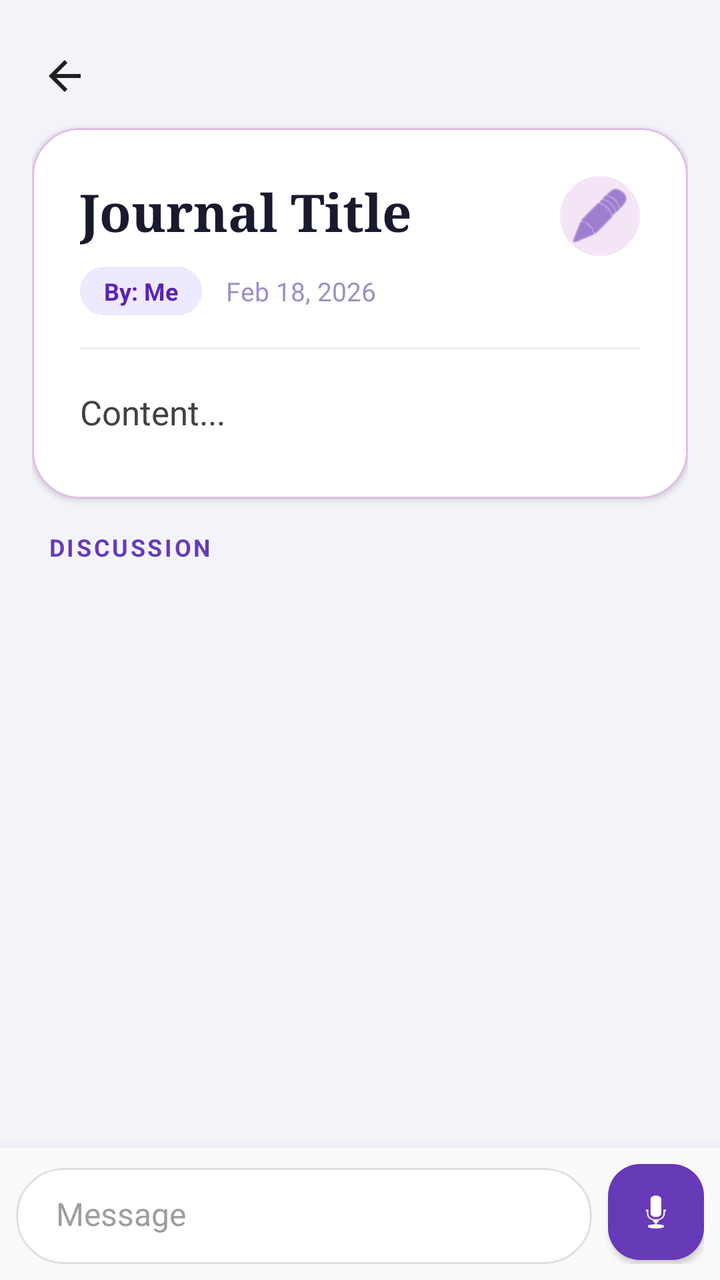
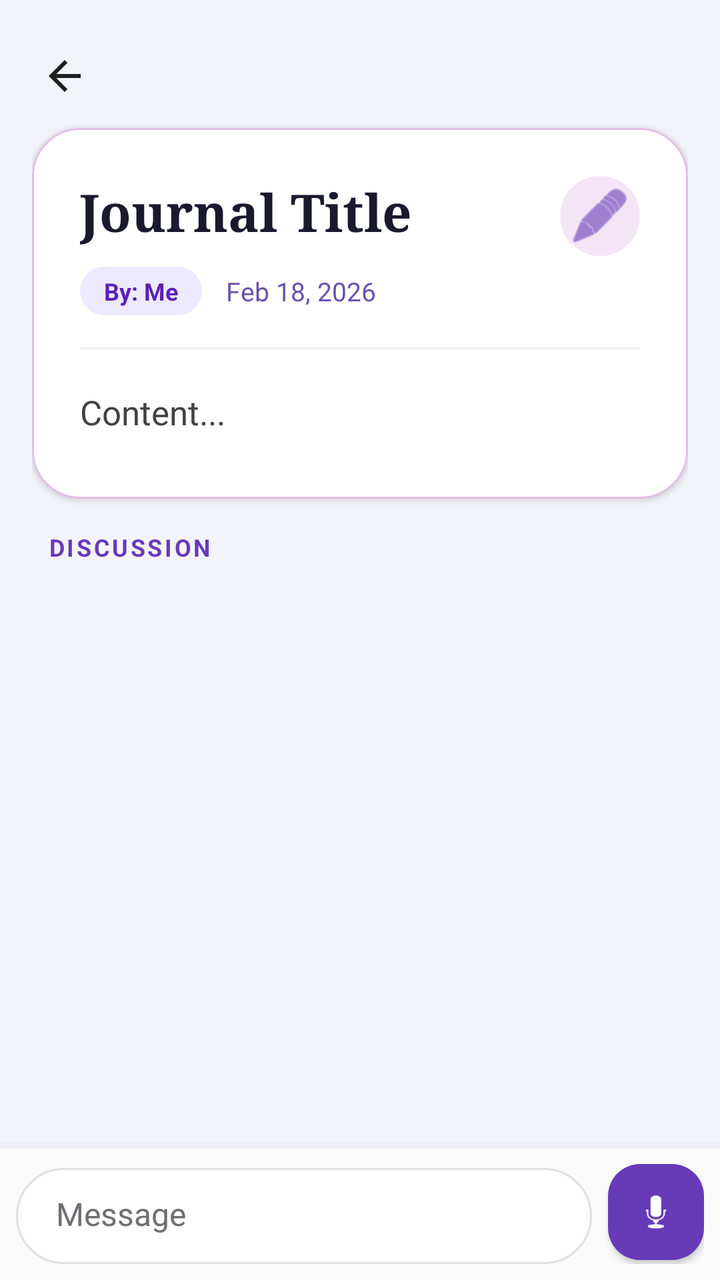

The first picture is an Android layout as it rendered before a commit; the second is the same layout after the commit. The layout source and the unified diff follow.
<!-- AndroidManifest.xml: application theme Theme.SpiritualTracker -->
<!-- res/layout/activity_journal_detail.xml -->
<?xml version="1.0" encoding="utf-8"?>
<LinearLayout xmlns:android="http://schemas.android.com/apk/res/android"
    xmlns:app="http://schemas.android.com/apk/res-auto"
    android:layout_width="match_parent"
    android:layout_height="match_parent"
    android:orientation="vertical"
    android:background="#F3F4F9"
    android:fitsSystemWindows="true">

    <androidx.core.widget.NestedScrollView
        android:id="@+id/detailScroll"
        android:layout_width="match_parent"
        android:layout_height="0dp"
        android:layout_weight="1"
        android:background="#F3F4F9"
        android:fillViewport="true">

            <LinearLayout
                android:layout_width="match_parent"
                android:layout_height="wrap_content"
                android:orientation="vertical"
                android:padding="16dp"
                android:background="#F3F4F9">

                <ImageView
                    android:id="@+id/btnDetailBack"
                    android:layout_width="44dp"
                    android:layout_height="44dp"
                    android:layout_marginStart="-6dp"
                    android:layout_marginBottom="4dp"
                    android:background="?attr/selectableItemBackgroundBorderless"
                    android:contentDescription="Back"
                    android:padding="10dp"
                    android:src="@drawable/ic_back"
                    app:tint="#1F1F1F" />

                <com.google.android.material.card.MaterialCardView
                    android:layout_width="match_parent"
                    android:layout_height="wrap_content"
                    app:cardCornerRadius="24dp"
                    app:cardElevation="2dp"
                    app:strokeColor="#E1BEE7"
                    app:strokeWidth="1dp"
                    app:cardBackgroundColor="#FFFFFF"
                    android:layout_marginBottom="16dp">

                    <LinearLayout
                        android:layout_width="match_parent"
                        android:layout_height="wrap_content"
                        android:orientation="vertical"
                        android:padding="24dp">

                        <RelativeLayout
                            android:layout_width="match_parent"
                            android:layout_height="wrap_content"
                            android:layout_marginBottom="16dp">

                            <LinearLayout
                                android:layout_width="match_parent"
                                android:layout_height="wrap_content"
                                android:orientation="vertical"
                                android:layout_toStartOf="@+id/btnEditEntry"
                                android:layout_marginEnd="12dp">

                                <TextView
                                    android:id="@+id/tvDetailTitle"
                                    android:layout_width="match_parent"
                                    android:layout_height="wrap_content"
                                    android:text="Journal Title"
                                    android:textSize="26sp"
                                    android:textStyle="bold"
                                    android:fontFamily="serif"
                                    android:textColor="#1A1A2E"
                                    android:lineSpacingMultiplier="1.1"
                                    android:layout_marginBottom="10dp"/>

                                <LinearLayout
                                    android:layout_width="match_parent"
                                    android:layout_height="wrap_content"
                                    android:orientation="horizontal"
                                    android:gravity="center_vertical">

                                    <TextView
                                        android:id="@+id/tvDetailAuthor"
                                        android:layout_width="wrap_content"
                                        android:layout_height="wrap_content"
                                        android:text="By: Me"
                                        android:textSize="12sp"
                                        android:textStyle="bold"
                                        android:textColor="#5B21B6"
                                        android:background="@drawable/pill_me"
                                        android:paddingHorizontal="12dp"
                                        android:paddingVertical="4dp"/>

                                    <TextView
                                        android:id="@+id/tvDetailDate"
                                        android:layout_width="wrap_content"
                                        android:layout_height="wrap_content"
                                        android:text="Feb 18, 2026"
                                        android:textSize="13sp"
                                        android:textColor="#9E8FC4"
                                        android:layout_marginStart="12dp"/>
                                </LinearLayout>
                            </LinearLayout>

                            <ImageButton
                                android:id="@+id/btnEditEntry"
                                android:layout_width="40dp"
                                android:layout_height="40dp"
                                android:layout_alignParentEnd="true"
                                android:layout_alignParentTop="true"
                                android:background="@drawable/circle_background"
                                android:backgroundTint="#F3E5F5"
                                android:contentDescription="Edit entry"
                                android:src="@android:drawable/ic_menu_edit"
                                app:tint="#673AB7"
                                android:padding="8dp"/>
                        </RelativeLayout>

                        <LinearLayout
                            android:id="@+id/audioPlayerContainer"
                            android:layout_width="match_parent"
                            android:layout_height="wrap_content"
                            android:orientation="vertical"
                            android:background="#F3E5F5"
                            android:padding="16dp"
                            android:layout_marginBottom="20dp"
                            android:visibility="gone">

                            <LinearLayout
                                android:layout_width="match_parent"
                                android:layout_height="wrap_content"
                                android:orientation="horizontal"
                                android:gravity="center_vertical">

                                <FrameLayout
                                    android:layout_width="48dp"
                                    android:layout_height="48dp">
                                    <ImageButton
                                        android:id="@+id/btnPlayEntryAudio"
                                        android:layout_width="match_parent"
                                        android:layout_height="match_parent"
                                        android:src="@android:drawable/ic_media_play"
                                        android:background="@drawable/circle_background"
                                        android:backgroundTint="#673AB7"
                                        app:tint="#FFFFFF" />
                                    <ProgressBar
                                        android:id="@+id/pbEntryDownload"
                                        style="?android:attr/progressBarStyleSmall"
                                        android:layout_width="match_parent"
                                        android:layout_height="match_parent"
                                        android:visibility="gone"/>
                                </FrameLayout>

                                <LinearLayout
                                    android:layout_width="0dp"
                                    android:layout_height="wrap_content"
                                    android:orientation="vertical"
                                    android:layout_weight="1"
                                    android:layout_marginStart="16dp">

                                    <TextView
                                        android:layout_width="wrap_content"
                                        android:layout_height="wrap_content"
                                        android:text="Voice Note"
                                        android:textSize="14sp"
                                        android:textColor="#333333"
                                        android:textStyle="bold"/>

                                    <TextView
                                        android:id="@+id/tvDetailDuration"
                                        android:layout_width="wrap_content"
                                        android:layout_height="wrap_content"
                                        android:text="00:00 / 00:00"
                                        android:textSize="12sp"
                                        android:textColor="#673AB7"
                                        android:textStyle="bold"/>
                                </LinearLayout>
                            </LinearLayout>

                            <SeekBar
                                android:id="@+id/seekBarAudio"
                                android:layout_width="match_parent"
                                android:layout_height="wrap_content"
                                android:layout_marginTop="8dp"
                                android:progressBackgroundTint="#CCCCCC"
                                android:progressTint="#673AB7"
                                android:thumbTint="#673AB7" />
                        </LinearLayout>

                        <View
                            android:layout_width="match_parent"
                            android:layout_height="1dp"
                            android:background="#F0F0F0"
                            android:layout_marginBottom="20dp"/>

                        <TextView
                            android:id="@+id/tvDetailContent"
                            android:layout_width="match_parent"
                            android:layout_height="wrap_content"
                            android:text="Content..."
                            android:textSize="17sp"
                            android:textColor="#424242"
                            android:lineSpacingExtra="6dp"
                            android:paddingBottom="8dp"/> </LinearLayout>
                </com.google.android.material.card.MaterialCardView>

                <TextView
                    android:layout_width="wrap_content"
                    android:layout_height="wrap_content"
                    android:text="DISCUSSION"
                    android:textSize="12sp"
                    android:textStyle="bold"
                    android:textColor="#673AB7"
                    android:letterSpacing="0.1"
                    android:layout_marginBottom="8dp"
                    android:layout_marginStart="8dp"/>

                <androidx.recyclerview.widget.RecyclerView
                    android:id="@+id/rvReplies"
                    android:layout_width="match_parent"
                    android:layout_height="wrap_content"
                    android:layout_marginHorizontal="-16dp"
                    android:background="#F3F4F9"
                    android:nestedScrollingEnabled="false"
                    android:paddingBottom="8dp"
                    android:clipToPadding="false"/>

            </LinearLayout>
    </androidx.core.widget.NestedScrollView>

    <LinearLayout
        android:id="@+id/layoutReplyBar"
        android:layout_width="match_parent"
        android:layout_height="wrap_content"
        android:background="#FAFAFA"
        android:paddingHorizontal="8dp"
        android:paddingVertical="8dp"
        android:orientation="horizontal"
        android:gravity="bottom"
        android:elevation="12dp">

        <LinearLayout
            android:layout_width="0dp"
            android:layout_height="wrap_content"
            android:layout_weight="1"
            android:orientation="vertical"
            android:background="@drawable/bg_chat_input">

            <LinearLayout
                android:id="@+id/layoutReplyPreview"
                android:layout_width="match_parent"
                android:layout_height="wrap_content"
                android:orientation="horizontal"
                android:background="#F5F5F5"
                android:padding="8dp"
                android:visibility="gone">

                <View
                    android:layout_width="4dp"
                    android:layout_height="match_parent"
                    android:background="#673AB7" />

                <LinearLayout
                    android:layout_width="0dp"
                    android:layout_weight="1"
                    android:layout_height="wrap_content"
                    android:orientation="vertical"
                    android:paddingStart="8dp">

                    <TextView
                        android:id="@+id/tvReplyPreviewName"
                        android:layout_width="wrap_content"
                        android:layout_height="wrap_content"
                        android:text="Partner"
                        android:textColor="#673AB7"
                        android:textStyle="bold"
                        android:textSize="12sp" />

                    <TextView
                        android:id="@+id/tvReplyPreviewText"
                        android:layout_width="wrap_content"
                        android:layout_height="wrap_content"
                        android:ellipsize="end"
                        android:maxLines="1"
                        android:textColor="#555555"
                        android:textSize="14sp" />
                </LinearLayout>

                <ImageButton
                    android:id="@+id/btnCloseReply"
                    android:layout_width="24dp"
                    android:layout_height="24dp"
                    android:background="?selectableItemBackgroundBorderless"
                    android:src="@android:drawable/ic_menu_close_clear_cancel"
                    app:tint="#9E9E9E" />
            </LinearLayout>

            <FrameLayout
                android:layout_width="match_parent"
                android:layout_height="wrap_content"
                android:minHeight="48dp">

                <TextView
                    android:id="@+id/tvTypingIndicator"
                    android:layout_width="wrap_content"
                    android:layout_height="wrap_content"
                    android:text="Partner is typing..."
                    android:textSize="13sp"
                    android:textColor="#673AB7"
                    android:textStyle="italic"
                    android:visibility="gone"
                    android:layout_marginStart="16dp"
                    android:layout_marginBottom="4dp"/>

                <EditText
                    android:id="@+id/etReplyInput"
                    android:layout_width="match_parent"
                    android:layout_height="wrap_content"
                    android:hint="Message"
                    android:background="@null"
                    android:paddingHorizontal="20dp"
                    android:paddingVertical="12dp"
                    android:textSize="16sp"
                    android:textColor="#1A1A1A"
                    android:textColorHint="#9E9E9E"
                    android:maxLines="5"
                    android:inputType="textMultiLine|textCapSentences"/>

                <LinearLayout
                    android:id="@+id/layoutRecordingUI"
                    android:layout_width="match_parent"
                    android:layout_height="match_parent"
                    android:layout_gravity="center"
                    android:orientation="horizontal"
                    android:gravity="center_vertical"
                    android:visibility="gone"
                    android:paddingHorizontal="8dp"
                    android:baselineAligned="false">

                    <ImageButton
                        android:id="@+id/btnDiscardAudio"
                        android:layout_width="36dp"
                        android:layout_height="36dp"
                        android:layout_gravity="center_vertical"
                        android:background="?attr/selectableItemBackgroundBorderless"
                        android:src="@android:drawable/ic_menu_delete"
                        app:tint="#E53935" />

                    <TextView
                        android:id="@+id/tvRecordTimer"
                        android:layout_width="0dp"
                        android:layout_height="wrap_content"
                        android:layout_gravity="center_vertical"
                        android:layout_weight="1"
                        android:text="00:00"
                        android:textColor="#673AB7"
                        android:textSize="16sp"
                        android:textStyle="bold"
                        android:gravity="center" />

                    <ImageButton
                        android:id="@+id/btnSendAudio"
                        android:layout_width="36dp"
                        android:layout_height="36dp"
                        android:layout_gravity="center_vertical"
                        android:background="@drawable/circle_background"
                        android:backgroundTint="#673AB7"
                        android:src="@android:drawable/ic_menu_send"
                        app:tint="#FFFFFF" />
                </LinearLayout>
            </FrameLayout>
        </LinearLayout>

        <com.google.android.material.floatingactionbutton.FloatingActionButton
            android:id="@+id/btnSendOrRecord"
            android:layout_width="wrap_content"
            android:layout_height="wrap_content"
            android:layout_marginStart="8dp"
            android:layout_marginBottom="2dp"
            android:src="@android:drawable/ic_btn_speak_now"
            app:fabCustomSize="48dp"
            app:backgroundTint="#673AB7"
            app:tint="#FFFFFF"
            app:elevation="2dp"
            app:borderWidth="0dp"/>

    </LinearLayout>

</LinearLayout>
<!-- resources referenced by this layout -->
<resources>
  <!-- drawable bg_chat_input (drawable) -->
  <?xml version="1.0" encoding="utf-8"?>
  <shape xmlns:android="http://schemas.android.com/apk/res/android"
      android:shape="rectangle">
      <solid android:color="#FFFFFF" /> <stroke android:width="1dp" android:color="#E0E0E0" /> <corners android:radius="28dp" /> </shape>
  <!-- drawable circle_background (drawable) -->
  <?xml version="1.0" encoding="utf-8"?>
  <shape xmlns:android="http://schemas.android.com/apk/res/android"
      android:shape="oval">
      <solid android:color="#FFFFFF" />
  </shape>
  <!-- drawable ic_back (drawable) -->
  <vector xmlns:android="http://schemas.android.com/apk/res/android"
      android:width="24dp"
      android:height="24dp"
      android:viewportWidth="24"
      android:viewportHeight="24">
      <path
          android:fillColor="#FFFFFFFF"
          android:pathData="M20,11H7.83l5.59,-5.59L12,4l-8,8 8,8 1.41,-1.41L7.83,13H20v-2z" />
  </vector>
  <!-- drawable pill_me (drawable) -->
  <?xml version="1.0" encoding="utf-8"?>
  <shape xmlns:android="http://schemas.android.com/apk/res/android"
      android:shape="rectangle">
      <solid android:color="#EDE9FE"/>
      <corners android:radius="20dp"/>
  </shape>
  <style name="Theme.SpiritualTracker" parent="Base.Theme.SpiritualTracker" />
  <style name="Base.Theme.SpiritualTracker" parent="Theme.Material3.DayNight.NoActionBar">
          <item name="colorPrimary">#7E57C2</item>
          <item name="colorOnPrimary">#FFFFFF</item>
          <item name="colorSecondaryContainer">#D1C4E9</item>
          <item name="colorOnSecondaryContainer">#7E57C2</item>
          <item name="android:windowBackground">#F3F4F9</item>
          
          <item name="android:navigationBarColor">#F5F5F5</item>
          <item name="android:windowLightNavigationBar" tools:targetApi="27">true</item>
      </style>
</resources>

<!-- the commit's change to res/layout/activity_journal_detail.xml (unified diff, before → after) -->
@@ -98,7 +98,7 @@
                                         android:layout_height="wrap_content"
                                         android:text="Feb 18, 2026"
                                         android:textSize="13sp"
-                                        android:textColor="#9E8FC4"
+                                        android:textColor="#6A4FB0"
                                         android:layout_marginStart="12dp"/>
                                 </LinearLayout>
                             </LinearLayout>
@@ -323,7 +323,7 @@
                     android:paddingVertical="12dp"
                     android:textSize="16sp"
                     android:textColor="#1A1A1A"
-                    android:textColorHint="#9E9E9E"
+                    android:textColorHint="#6E6E73"
                     android:maxLines="5"
                     android:inputType="textMultiLine|textCapSentences"/>
 
